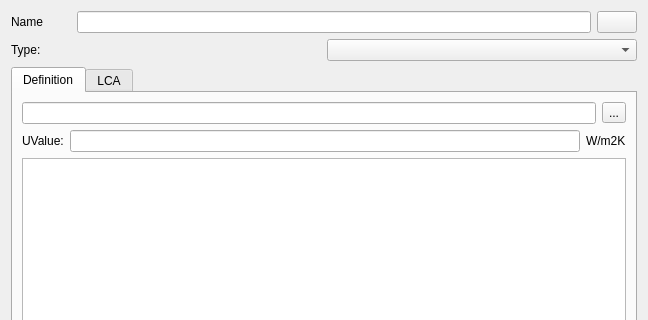
This is SIM-VICUS/src/SVDBComponentEditWidget.ui in ghorwin/SIM-VICUS as Qt 5 draws it before an edit; both pictures show x 0 to 648 and y 0 to 320 of the 648 by 765 pixel window. The edited form follows.
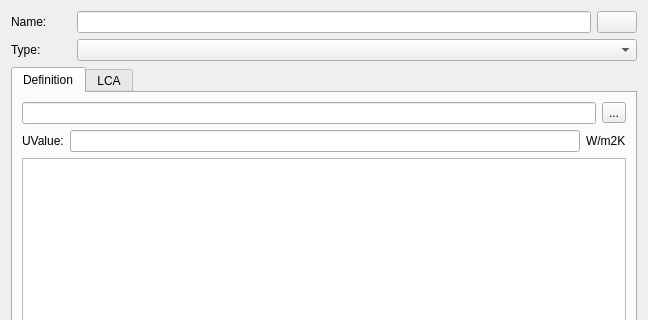
This is the edited form. Custom widgets are drawn as their Qt base class.

Commit message: DB edit dialog upgrade.

```diff
--- a/SIM-VICUS/src/SVDBComponentEditWidget.ui
+++ b/SIM-VICUS/src/SVDBComponentEditWidget.ui
@@ -15,10 +15,8 @@
   </property>
   <layout class="QVBoxLayout" name="verticalLayout_2">
    <item>
-    <layout class="QHBoxLayout" name="horizontalLayout_2">
-     <item>
-      <layout class="QHBoxLayout" name="horizontalLayout">
-       <item>
+    <layout class="QGridLayout" name="gridLayout_4">
+     <item row="0" column="0">
         <widget class="QLabel" name="labelDisplayName">
          <property name="minimumSize">
           <size>
@@ -27,14 +25,14 @@
           </size>
          </property>
          <property name="text">
-          <string>Name</string>
+        <string>Name:</string>
          </property>
         </widget>
        </item>
-       <item>
+     <item row="0" column="1">
         <widget class="QtExt::LanguageStringEditWidget1" name="lineEditName"/>
        </item>
-       <item>
+     <item row="0" column="2">
         <widget class="QtExt::ColorButton" name="pushButtonComponentColor">
          <property name="sizePolicy">
           <sizepolicy hsizetype="Fixed" vsizetype="Fixed">
@@ -44,21 +42,22 @@
          </property>
         </widget>
        </item>
-      </layout>
-     </item>
-    </layout>
-   </item>
-   <item>
-    <layout class="QHBoxLayout" name="horizontalLayout_3">
-     <item>
+     <item row="1" column="0">
       <widget class="QLabel" name="labelComponentType">
        <property name="text">
         <string>Type:</string>
        </property>
       </widget>
      </item>
-     <item>
-      <widget class="QComboBox" name="comboBoxComponentType"/>
+     <item row="1" column="1" colspan="2">
+      <widget class="QComboBox" name="comboBoxComponentType">
+       <property name="sizePolicy">
+        <sizepolicy hsizetype="Expanding" vsizetype="Fixed">
+         <horstretch>0</horstretch>
+         <verstretch>0</verstretch>
+        </sizepolicy>
+       </property>
+      </widget>
      </item>
     </layout>
    </item>
```
Lines whose indentation alone changed are shown as unchanged. The commit also changes 14 other files.
